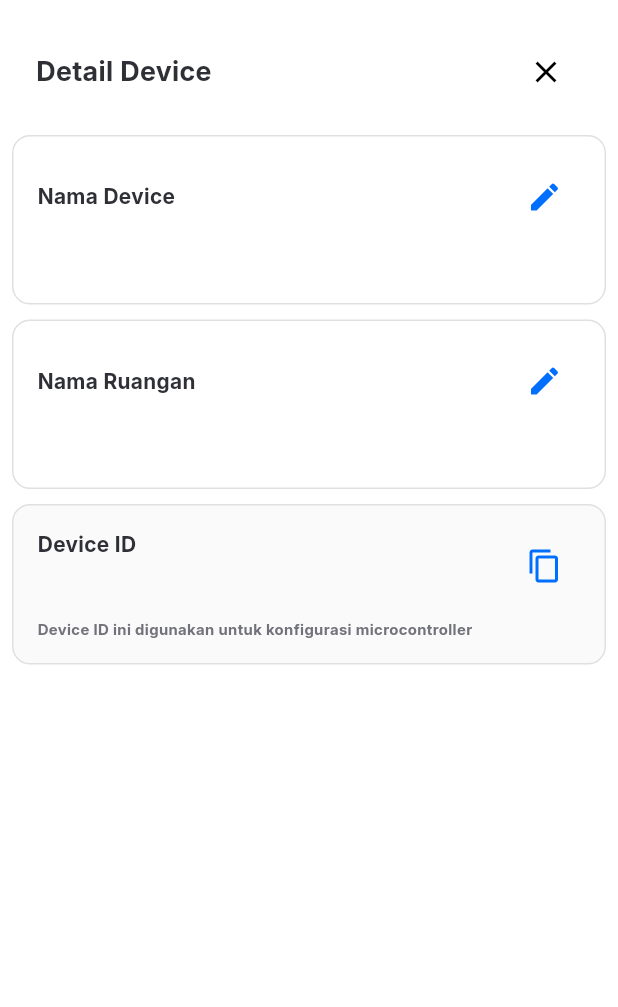
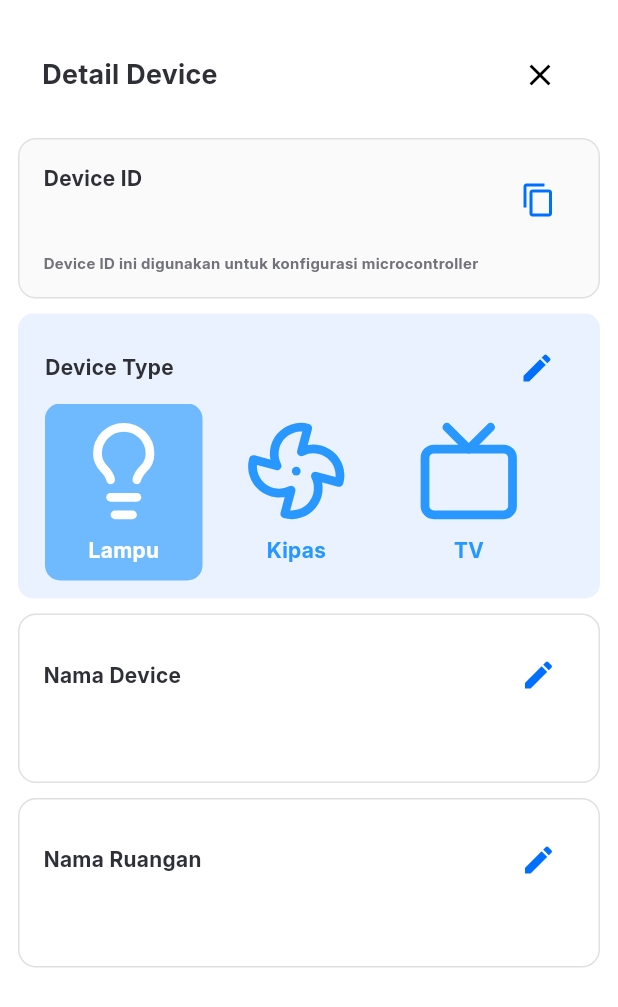
Before and after one commit to Ariyalex/SigmaHome, a Flutter app: the DetailDevice widget shown alone on an empty page, opened directly with empty values, on a phone screen of 412 x 824 dp. Shown: the top 1007 px of the screen. Run offline on Flutter 3.47's test engine with Material 3 defaults, Android fonts, the phone set to English and light mode, and no system bars; our stand-ins replace cloud_firestore, firebase_auth, firebase_core, firebase_database, font_awesome_flutter, geocoding and 7 more; missing offline and left inert: dynamic_weather_icons, textfield_search; accounts and stored records are empty; generated files the repository leaves out were written again; statements that could not run were skipped.

Commit message:
menambahkan fungsionalitas weather dengan: 1. weather sesuai lokasi 2. informasi cuaca saat ini 3. lokasi user saat ini 4. error handling 5. memperbarui sign in menggunakan versi yang terbaru 6. memperbaiki detail device 7. menambahkan edit type device pada detail device 8. beberapa perubahan kecil dan beberapa setting android gradle

```diff
--- a/lib/main.dart
+++ b/lib/main.dart
@@ -4,6 +4,7 @@ import 'package:get/get.dart';
 import 'package:sigma_home/firebase_options.dart';
 import 'package:sigma_home/src/controllers/auth_controller.dart';
 import 'package:sigma_home/src/controllers/room_controller.dart';
+import 'package:sigma_home/src/controllers/weather_controller.dart';
 
 import 'src/app.dart';
 
@@ -25,5 +26,7 @@ void main() async {
 
   await authC.initializedAuth();
 
+  Get.put(WeatherController());
+
   runApp(MyApp());
 }
--- a/lib/src/controllers/detail_device_controller.dart
+++ b/lib/src/controllers/detail_device_controller.dart
@@ -2,12 +2,16 @@ import 'package:flutter/material.dart';
 import 'package:flutter/services.dart';
 import 'package:get/get.dart';
 import 'package:sigma_home/src/controllers/device_controller.dart';
+import 'package:sigma_home/src/models/device_type.dart'; // ✅ Add import for DeviceType
 import 'package:sigma_home/src/theme/theme.dart';
 
 class DetailDeviceController extends GetxController {
   RxBool isEditingName = false.obs;
   RxBool isEditingRoom = false.obs;
+  RxBool isEditingType = false.obs; // ✅ Add editing state for device type
   RxBool isSaving = false.obs;
+  Rx<DeviceType> selectedDeviceType =
+      DeviceType.lamp.obs; // ✅ Observable for selected device type
 
   Future<void> saveDeviceName(String deviceName, String deviceId) async {
     final deviceC = Get.find<DeviceController>();
@@ -69,6 +73,38 @@ class DetailDeviceController extends GetxController {
     }
   }
 
+  // ✅ Add function to save device type
+  Future<void> saveDeviceType(String deviceId, DeviceType deviceType) async {
+    final deviceC = Get.find<DeviceController>();
+    isSaving.value = true;
+
+    try {
+      await deviceC.userDevicesRef
+          .child(deviceId)
+          .child('device_type')
+          .set(deviceType.name); // Save enum name (e.g., 'lamp', 'outlet')
+
+      selectedDeviceType.value = deviceType; // ✅ Update selected device type
+      isEditingType.value = false;
+
+      Get.snackbar(
+        'Berhasil',
+        'Tipe device berhasil diperbarui',
+        backgroundColor: AppTheme.sucessColor,
+        colorText: Colors.white,
+      );
+    } catch (error) {
+      Get.snackbar(
+        'Error',
+        'Gagal memperbarui tipe device: $error',
+        backgroundColor: Colors.red,
+        colorText: Colors.white,
+      );
+    } finally {
+      isSaving.value = false;
+    }
+  }
+
   void copyDeviceId(String deviceId) {
     Clipboard.setData(ClipboardData(text: deviceId));
     Get.snackbar(
@@ -78,4 +114,14 @@ class DetailDeviceController extends GetxController {
       colorText: Colors.white,
     );
   }
+
+  // ✅ Initialize selected device type
+  void setInitialDeviceType(DeviceType deviceType) {
+    selectedDeviceType.value = deviceType;
+  }
+
+  // ✅ Update selected device type (for UI selection)
+  void updateSelectedDeviceType(DeviceType deviceType) {
+    selectedDeviceType.value = deviceType;
+  }
 }
--- a/lib/src/controllers/device_controller.dart
+++ b/lib/src/controllers/device_controller.dart
@@ -1,7 +1,6 @@
 import 'dart:async';
 
 import 'package:firebase_auth/firebase_auth.dart';
-import 'package:firebase_core/firebase_core.dart';
 import 'package:firebase_database/firebase_database.dart';
 import 'package:flutter/widgets.dart';
 import 'package:get/get.dart';
--- a/lib/src/controllers/filter_controller.dart
+++ b/lib/src/controllers/filter_controller.dart
@@ -1,4 +1,3 @@
-import 'package:flutter/material.dart';
 import 'package:get/get.dart';
 import 'package:sigma_home/src/models/device_model.dart';
 
--- a/lib/src/widgets/detail_device.dart
+++ b/lib/src/widgets/detail_device.dart
@@ -2,7 +2,9 @@ import 'package:flutter/material.dart';
 import 'package:get/get.dart';
 import 'package:sigma_home/src/controllers/detail_device_controller.dart';
 import 'package:sigma_home/src/models/device_model.dart';
+import 'package:sigma_home/src/models/device_type.dart';
 import 'package:sigma_home/src/theme/theme.dart';
+import 'package:sigma_home/src/widgets/device_type_widget.dart';
 
 class DetailDevice extends StatefulWidget {
   final DeviceModel device;
@@ -13,16 +15,19 @@ class DetailDevice extends StatefulWidget {
 }
 
 class _DetailDeviceState extends State<DetailDevice> {
-  final detailDeviceC = Get.find<DetailDeviceController>();
+  final List<DeviceType> deviceTypes = DeviceType.values;
 
   late TextEditingController deviceNameController;
   late TextEditingController roomNameController;
-
+  final detailDeviceC = Get.find<DetailDeviceController>();
   @override
   void initState() {
     super.initState();
     deviceNameController = TextEditingController(text: widget.device.name);
     roomNameController = TextEditingController(text: widget.device.roomName);
+
+    // ✅ Initialize the selected device type in controller
+    detailDeviceC.setInitialDeviceType(widget.device.deviceType);
   }
 
   @override
@@ -39,7 +44,7 @@ class _DetailDeviceState extends State<DetailDevice> {
       child: SafeArea(
         top: false,
         child: Padding(
-          padding: const EdgeInsets.all(8.0),
+          padding: const EdgeInsets.symmetric(vertical: 10, horizontal: 12),
           child: Column(
             spacing: 10,
             crossAxisAlignment: CrossAxisAlignment.start,
@@ -59,7 +64,127 @@ class _DetailDeviceState extends State<DetailDevice> {
                   ],
                 ),
               ),
+              Container(
+                padding: const EdgeInsets.all(16),
+                decoration: BoxDecoration(
+                  color: Colors.grey.shade50,
+                  borderRadius: BorderRadius.circular(12),
+                  border: Border.all(color: Colors.grey.shade300),
+                ),
+                child: Row(
+                  mainAxisAlignment: MainAxisAlignment.spaceBetween,
+                  crossAxisAlignment: CrossAxisAlignment.start,
+                  children: [
+                    Column(
+                      crossAxisAlignment: CrossAxisAlignment.start,
+                      spacing: 8,
+                      children: [
+                        Text("Device ID", style: AppTheme.h4),
 
+                        SelectableText(
+                          widget.device.id,
+                          style: AppTheme.bodyM.copyWith(
+                            color: AppTheme.primaryColor,
+                          ),
+                        ),
+                        Text(
+                          "Device ID ini digunakan untuk konfigurasi microcontroller",
+                          style: AppTheme.actionS,
+                        ),
+                      ],
+                    ),
+                    IconButton(
+                      onPressed: () =>
+                          detailDeviceC.copyDeviceId(widget.device.id),
+                      icon: Icon(Icons.copy, color: AppTheme.primaryColor),
+                      tooltip: "Copy Device ID",
+                    ),
+                  ],
+                ),
+              ),
+              Container(
+                decoration: BoxDecoration(
+                  borderRadius: BorderRadius.circular(10),
+                  color: AppTheme.accentColor,
+                ),
+                padding: EdgeInsets.symmetric(vertical: 12, horizontal: 18),
+                height: 190,
+                child: Column(
+                  children: [
+                    // ✅ Header with edit button
+                    Row(
+                      mainAxisAlignment: MainAxisAlignment.spaceBetween,
+                      children: [
+                        Text("Device Type", style: AppTheme.h4),
+                        Obx(
+                          () => IconButton(
+                            onPressed: detailDeviceC.isSaving.value
+                                ? null
+                                : () {
+                                    if (detailDeviceC.isEditingType.value) {
+                                      // ✅ Save the selected device type
+                                      detailDeviceC.saveDeviceType(
+                                        widget.device.id,
+                                        detailDeviceC.selectedDeviceType.value,
+                                      );
+                                    } else {
+                                      detailDeviceC.isEditingType.value = true;
+                                    }
+                                  },
+                            icon:
+                                detailDeviceC.isSaving.value &&
+                                    detailDeviceC.isEditingType.value
+                                ? const SizedBox(
+                                    width: 16,
+                                    height: 16,
+                                    child: CircularProgressIndicator(
+                                      strokeWidth: 2,
+                                    ),
+                                  )
+                                : Icon(
+                                    detailDeviceC.isEditingType.value
+                                        ? Icons.check
+                                        : Icons.edit,
+                                    color: AppTheme.primaryColor,
+                                  ),
+                          ),
+                        ),
+                      ],
+                    ),
+                    // ✅ Device type list - Reactive
+                    Expanded(
+                      child: ListView.builder(
+                        itemCount: deviceTypes.length,
+                        scrollDirection: Axis.horizontal,
+                        itemBuilder: (context, index) {
+                          return Container(
+                            margin: EdgeInsets.only(right: 10),
+                            child: GestureDetector(
+                              onTap: () {
+                                // ✅ Only allow selection when editing
+                                if (detailDeviceC.isEditingType.value) {
+                                  detailDeviceC.updateSelectedDeviceType(
+                                    deviceTypes[index],
+                                  );
+                                }
+                              },
+                              child: Obx(
+                                () => DeviceTypeWidget(
+                                  icon: deviceTypes[index].icon,
+                                  name: deviceTypes[index].displayName,
+                                  isActive:
+                                      detailDeviceC.selectedDeviceType.value ==
+                                      deviceTypes[index],
+                                ),
+                              ),
+                            ),
+                          );
+                        },
+                      ),
+                    ),
+                  ],
+                ),
+              ),
               // Device type chips
               Container(
                 padding: const EdgeInsets.all(16),
@@ -126,7 +251,7 @@ class _DetailDeviceState extends State<DetailDevice> {
                             ),
                           ),
                           onSubmitted: (_) => detailDeviceC.saveDeviceName(
-                            roomNameController.text,
+                            deviceNameController.text,
                             widget.device.id,
                           ),
                         );
@@ -221,44 +346,6 @@ class _DetailDeviceState extends State<DetailDevice> {
                   ],
                 ),
               ),
-              Container(
-                padding: const EdgeInsets.all(16),
-                decoration: BoxDecoration(
-                  color: Colors.grey.shade50,
-                  borderRadius: BorderRadius.circular(12),
-                  border: Border.all(color: Colors.grey.shade300),
-                ),
-                child: Row(
-                  mainAxisAlignment: MainAxisAlignment.spaceBetween,
-                  crossAxisAlignment: CrossAxisAlignment.start,
-                  children: [
-                    Column(
-                      crossAxisAlignment: CrossAxisAlignment.start,
-                      spacing: 8,
-                      children: [
-                        Text("Device ID", style: AppTheme.h4),
-
-                        SelectableText(
-                          widget.device.id,
-                          style: AppTheme.bodyM.copyWith(
-                            color: AppTheme.primaryColor,
-                          ),
-                        ),
-                        Text(
-                          "Device ID ini digunakan untuk konfigurasi microcontroller",
-                          style: AppTheme.actionS,
-                        ),
-                      ],
-                    ),
-                    IconButton(
-                      onPressed: () =>
-                          detailDeviceC.copyDeviceId(widget.device.id),
-                      icon: Icon(Icons.copy, color: AppTheme.primaryColor),
-                      tooltip: "Copy Device ID",
-                    ),
-                  ],
-                ),
-              ),
             ],
           ),
         ),
--- a/pubspec.yaml
+++ b/pubspec.yaml
@@ -12,20 +12,24 @@ environment:
 dependencies:
   cloud_firestore: ^5.6.9
   dropdown_search: ^6.0.2
+  dynamic_weather_icons: ^1.2.0
   firebase_auth: ^5.6.0
   firebase_core: ^3.13.0
   firebase_database: ^11.3.5
   flutter:
     sdk: flutter
   font_awesome_flutter: ^10.8.0
+  geocoding: ^4.0.0
+  geolocator: ^14.0.1
   get: ^4.7.2
-  google_sign_in: ^6.2.2
+  google_sign_in: ^7.0.0
   lucide_icons_flutter: ^3.0.5
   modal_bottom_sheet: ^3.0.0
   shared_preferences: ^2.5.3
   textfield_search: ^0.11.1
   url_launcher: ^6.3.1
   uuid: ^4.5.1
+  weather: ^3.2.1
   weather_icons: ^3.0.0
 
 dev_dependencies:
```
Also changed, not shown: lib/src/controllers/auth_controller.dart (+32 -36 lines), lib/src/controllers/weather_controller.dart (added, +107 -0 lines), lib/src/screens/home_screen.dart (+39 -12 lines), lib/src/widgets/log_out_button.dart (+2 -11 lines), pubspec.lock, 5 other files.
